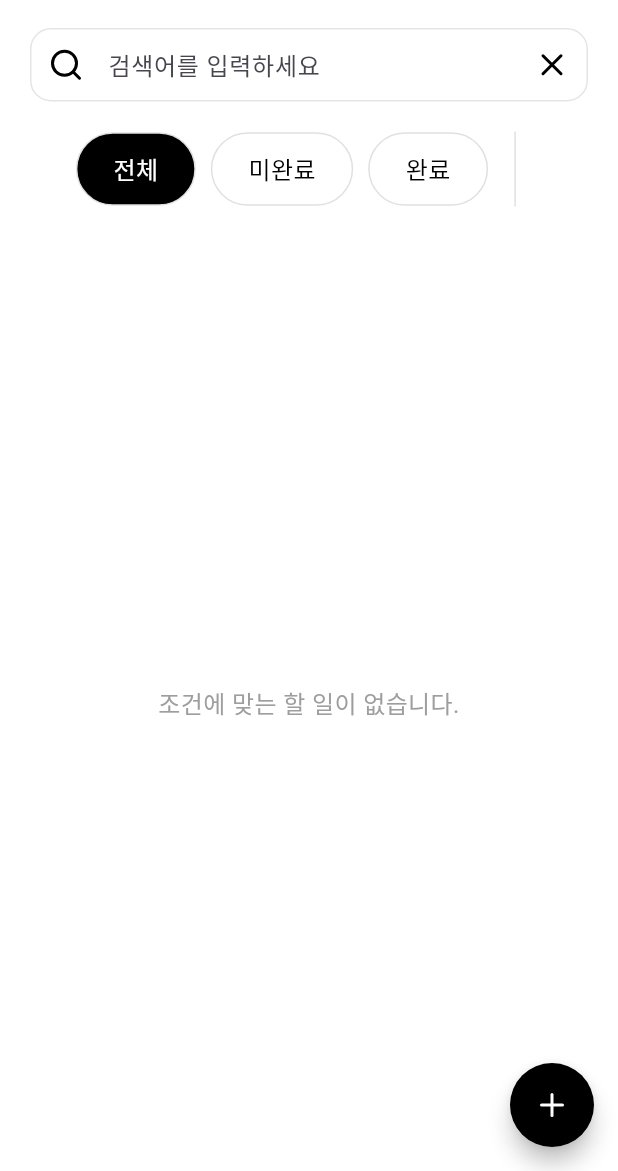
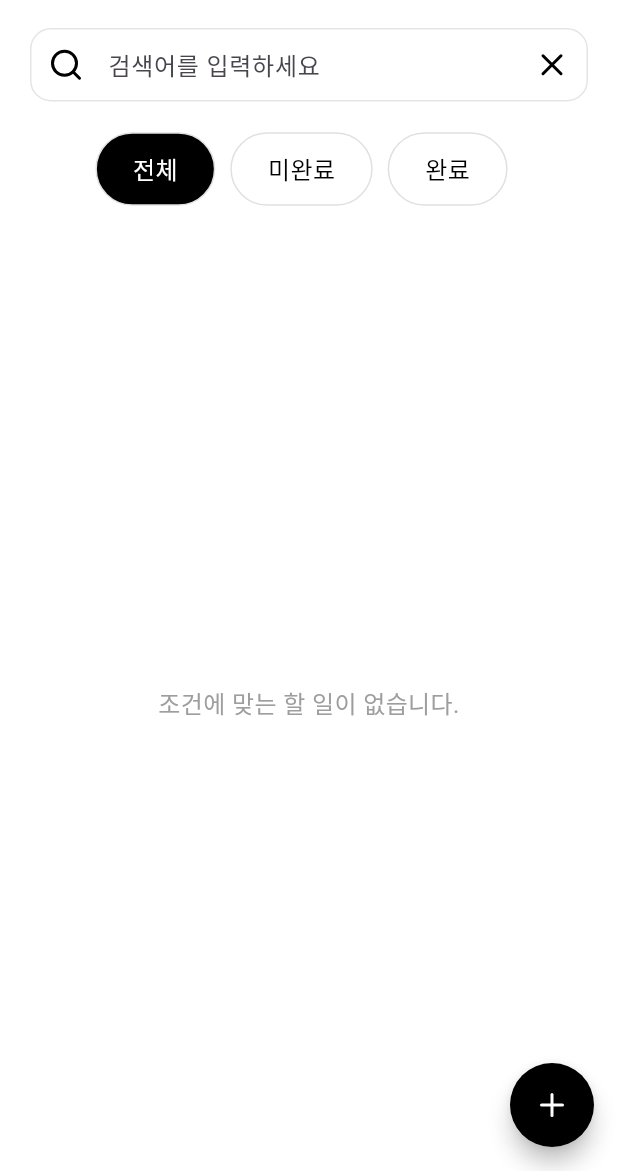
Before and after one commit to jhdodev/amuz_todo, a Flutter app: the TodoListView screen opened directly, on a phone screen of 412 x 824 dp, the part 65-1236 px from its top. Run offline on Flutter 3.47's test engine with Material 3 defaults, Android fonts, the phone set to English and light mode, and no system bars; our stand-ins replace flutter_dotenv, flutter_riverpod, image_picker, lucide_icons, shared_preferences, supabase_flutter; accounts and stored records are empty; network calls fail; Roboto replaces fonts that are missing (Pretendard).

Commit message:
feat: 태그 필터 디바이더 조건부 표시 - 태그가 하나도 없으면 디바이더 숨기고 하나라도 있을때만 표시하도록 수정

```diff
--- a/lib/src/view/todo/list/widget/filter_buttons_row.dart
+++ b/lib/src/view/todo/list/widget/filter_buttons_row.dart
@@ -33,8 +33,11 @@ class FilterButtonsRow extends ConsumerWidget {
             const SizedBox(width: 10),
             _buildFilterButton('완료', completionFilter, ref),
             const SizedBox(width: 10),
-            VerticalDivider(color: Colors.grey.shade300, thickness: 1),
-            const SizedBox(width: 10),
+            // 태그가 있을 때만 디바이더 표시
+            if (userTags.isNotEmpty) ...[
+              VerticalDivider(color: Colors.grey.shade300, thickness: 1),
+              const SizedBox(width: 10),
+            ],
             // 동적으로 태그 필터 버튼들 생성
             ...userTags
                 .map(
```
